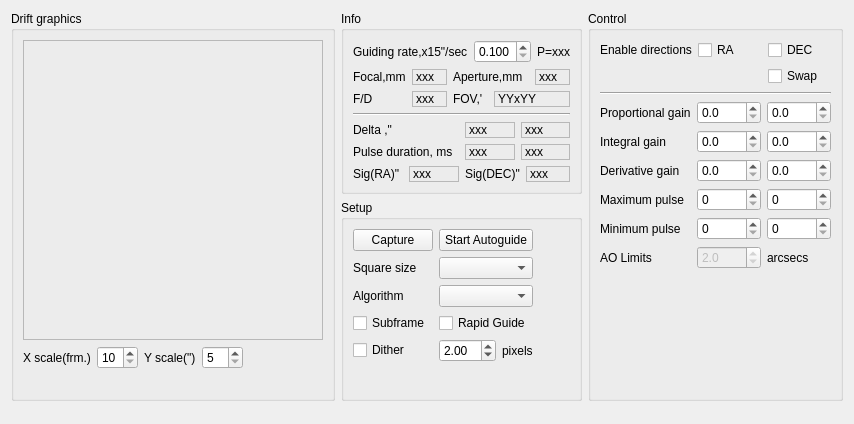
This is kstars/ekos/guide/guider.ui in KDE/kstars as Qt 5 draws it before an edit. The edited form follows.
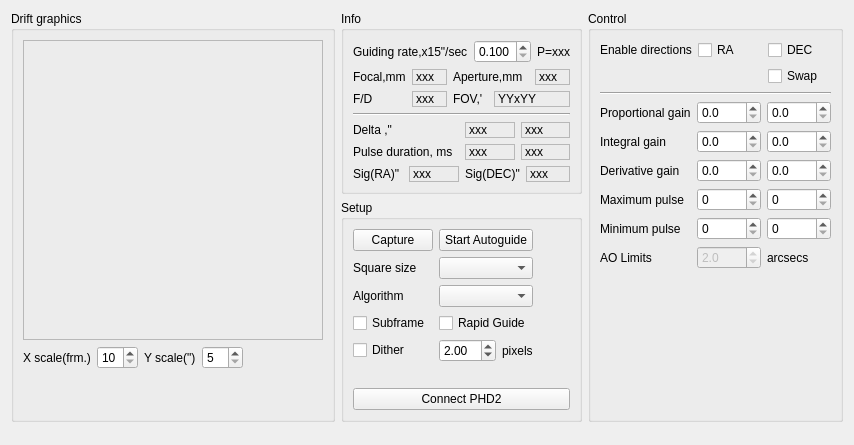
This is the edited form.

Diff of the .ui file:
```diff
--- a/kstars/ekos/guide/guider.ui
+++ b/kstars/ekos/guide/guider.ui
@@ -462,7 +462,10 @@
         </widget>
        </item>
        <item>
-        <widget class="QGroupBox" name="groupBox_Configuration">
+        <widget class="QGroupBox" name="setupGroup">
+         <property name="enabled">
+          <bool>true</bool>
+         </property>
          <property name="title">
           <string>Setup</string>
          </property>
@@ -592,6 +595,16 @@
             </property>
            </spacer>
           </item>
+          <item>
+           <widget class="QPushButton" name="connectPHD2B">
+            <property name="enabled">
+             <bool>true</bool>
+            </property>
+            <property name="text">
+             <string>Connect PHD2</string>
+            </property>
+           </widget>
+          </item>
          </layout>
         </widget>
        </item>
```
Left out of the diff: 9 changed lines with no effect on the pictures.
